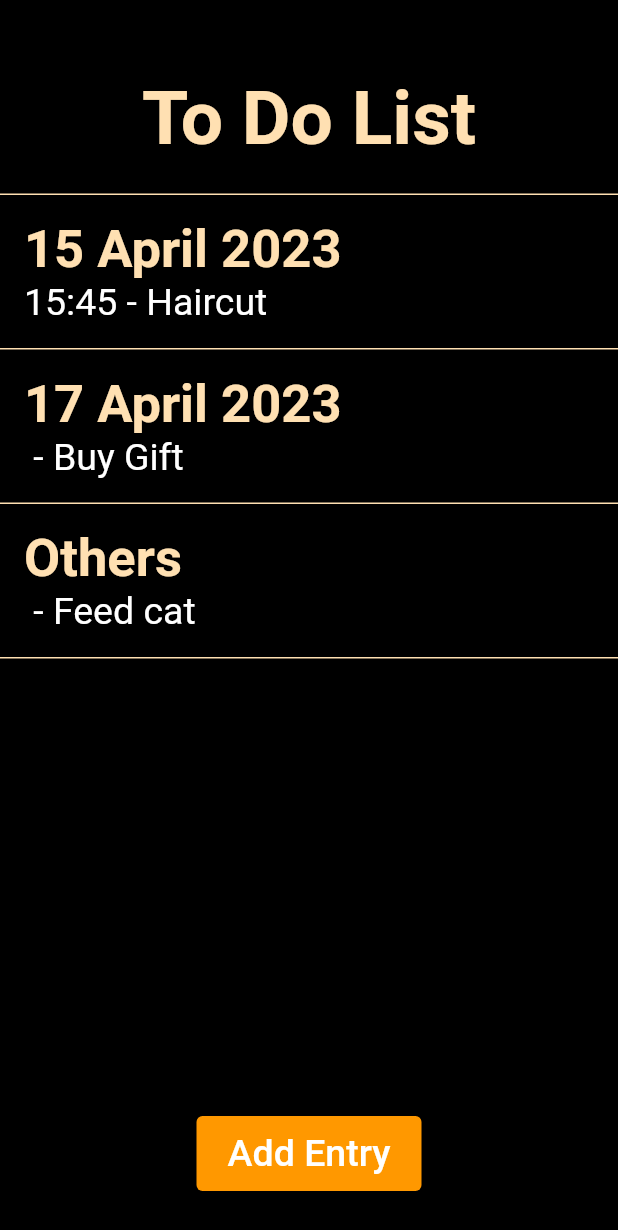
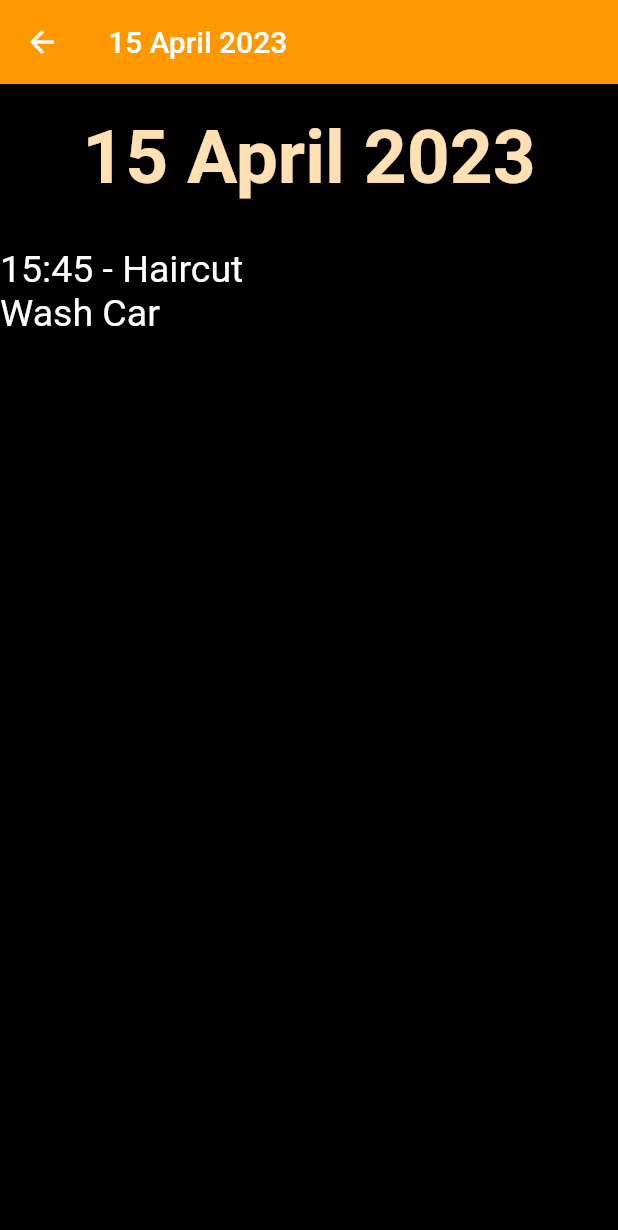
Before and after one commit to CristianTataru/to_do, a Flutter app: the screen it shows after launch, after a tap on an icon or button, on a phone screen of 412 x 824 dp. Shown: the top 1230 px of the screen. Run offline on Flutter 3.47's test engine with Material 2 defaults, Android fonts, the phone set to English and light mode, and no system bars.

Commit message:
CRIS-26: Create page for each entry (#8)

```diff
--- /dev/null
+++ b/lib/feature/date_page/date_page.dart
@@ -0,0 +1,92 @@
+import 'package:flutter/material.dart';
+import 'package:intl/intl.dart';
+import 'package:to_do_list/model/entry.dart';
+
+class DatePage extends StatefulWidget {
+  final List<Entry> todayEntries;
+  const DatePage(this.todayEntries, {super.key});
+
+  @override
+  State<DatePage> createState() => _DatePageState();
+}
+
+class _DatePageState extends State<DatePage> {
+  static final DateFormat dateFormatter = DateFormat('dd MMMM yyyy');
+
+  @override
+  Widget build(BuildContext context) {
+    final pageTitle = widget.todayEntries[0].date == null
+        ? "Others"
+        : dateFormatter.format(
+            widget.todayEntries[0].date!,
+          );
+    return Scaffold(
+      backgroundColor: Colors.black,
+      appBar: AppBar(
+        title: Text(pageTitle),
+        backgroundColor: Colors.orange,
+      ),
+      body: SafeArea(
+        child: Column(
+          crossAxisAlignment: CrossAxisAlignment.stretch,
+          children: [
+            const SizedBox(
+              height: 20,
+            ),
+            Text(
+              pageTitle,
+              style: TextStyle(
+                color: Colors.orange[100],
+                fontSize: 50,
+                fontWeight: FontWeight.bold,
+              ),
+              textAlign: TextAlign.center,
+            ),
+            const SizedBox(
+              height: 30,
+            ),
+            Expanded(
+              child: SingleChildScrollView(
+                child: Column(
+                  crossAxisAlignment: CrossAxisAlignment.stretch,
+                  children: [
+                    ...widget.todayEntries.map(
+                      (e) => ShowEntry(e),
+                    ),
+                  ],
+                ),
+              ),
+            )
+          ],
+        ),
+      ),
+    );
+  }
+}
+
+class ShowEntry extends StatefulWidget {
+  final Entry entry;
+  const ShowEntry(this.entry, {super.key});
+
+  @override
+  State<ShowEntry> createState() => _ShowEntryState();
+}
+
+class _ShowEntryState extends State<ShowEntry> {
+  static final DateFormat timeFormatter = DateFormat('HH:mm');
+  @override
+  Widget build(BuildContext context) {
+    return Column(
+      crossAxisAlignment: CrossAxisAlignment.start,
+      children: [
+        Text(
+          widget.entry.hasTime
+              ? "${timeFormatter.format(widget.entry.date!)} - ${widget.entry.name}"
+              : widget.entry.name,
+          style: const TextStyle(color: Colors.white, fontSize: 25),
+          textAlign: TextAlign.left,
+        )
+      ],
+    );
+  }
+}
--- a/lib/feature/home/home_page.dart
+++ b/lib/feature/home/home_page.dart
@@ -1,6 +1,7 @@
 import 'package:flutter/material.dart';
 import 'package:intl/intl.dart';
 import 'package:to_do_list/feature/add_entry/add_entry_page.dart';
+import 'package:to_do_list/feature/date_page/date_page.dart';
 import 'package:to_do_list/model/entry.dart';
 import 'package:to_do_list/database/database.dart';
 
@@ -12,7 +13,6 @@ class HomePage extends StatefulWidget {
 }
 
 class _HomePageState extends State<HomePage> {
-  static final DateFormat dateFormatter = DateFormat('dd MMMM yyyy');
   @override
   Widget build(BuildContext context) {
     return Scaffold(
@@ -40,7 +40,9 @@ class _HomePageState extends State<HomePage> {
                   children: [
                     ...database
                         .getEntries()
-                        .map((e) => EntryWidget(e, e[0].date == null ? "Others" : dateFormatter.format(e[0].date!)))
+                        .map(
+                          (e) => EntryWidget(e),
+                        )
                         .toList(),
                     Container(
                       height: 1,
@@ -85,8 +87,7 @@ class _HomePageState extends State<HomePage> {
 
 class EntryWidget extends StatefulWidget {
   final List<Entry> entryList;
-  final String name;
-  const EntryWidget(this.entryList, this.name, {super.key});
+  const EntryWidget(this.entryList, {super.key});
 
   @override
   State<EntryWidget> createState() => _EntryWidgetState();
@@ -94,22 +95,36 @@ class EntryWidget extends StatefulWidget {
 
 class _EntryWidgetState extends State<EntryWidget> {
   static final DateFormat timeFormatter = DateFormat('HH:mm');
+  static final DateFormat dateFormatter = DateFormat('dd MMMM yyyy');
   @override
   Widget build(BuildContext context) {
-    return Container(
-      padding: const EdgeInsets.all(16),
-      decoration: BoxDecoration(
-        border: Border(
-          top: BorderSide(color: Colors.orange[100]!),
+    return InkWell(
+      highlightColor: Colors.orange[100],
+      onTap: () {
+        Navigator.of(context).push(
+          MaterialPageRoute(
+            builder: (context) {
+              return DatePage(widget.entryList);
+            },
+          ),
+        );
+      },
+      child: Container(
+        padding: const EdgeInsets.all(16),
+        decoration: BoxDecoration(
+          border: Border(
+            top: BorderSide(color: Colors.orange[100]!),
+          ),
         ),
-      ),
-      child: GestureDetector(
-        onTap: () {},
         child: Column(
-          crossAxisAlignment: CrossAxisAlignment.start,
+          crossAxisAlignment: CrossAxisAlignment.stretch,
           children: [
             Text(
-              widget.name,
+              widget.entryList[0].date == null
+                  ? "Others"
+                  : dateFormatter.format(
+                      widget.entryList[0].date!,
+                    ),
               style: TextStyle(
                 color: Colors.orange[100],
                 fontSize: 35,
@@ -119,7 +134,11 @@ class _EntryWidgetState extends State<EntryWidget> {
             Row(
               children: [
                 Text(
-                  widget.entryList[0].hasTime == false ? "" : timeFormatter.format(widget.entryList[0].date!),
+                  widget.entryList[0].hasTime == false
+                      ? ""
+                      : timeFormatter.format(
+                          widget.entryList[0].date!,
+                        ),
                   style: const TextStyle(color: Colors.white, fontSize: 25),
                 ),
                 const Text(
```
